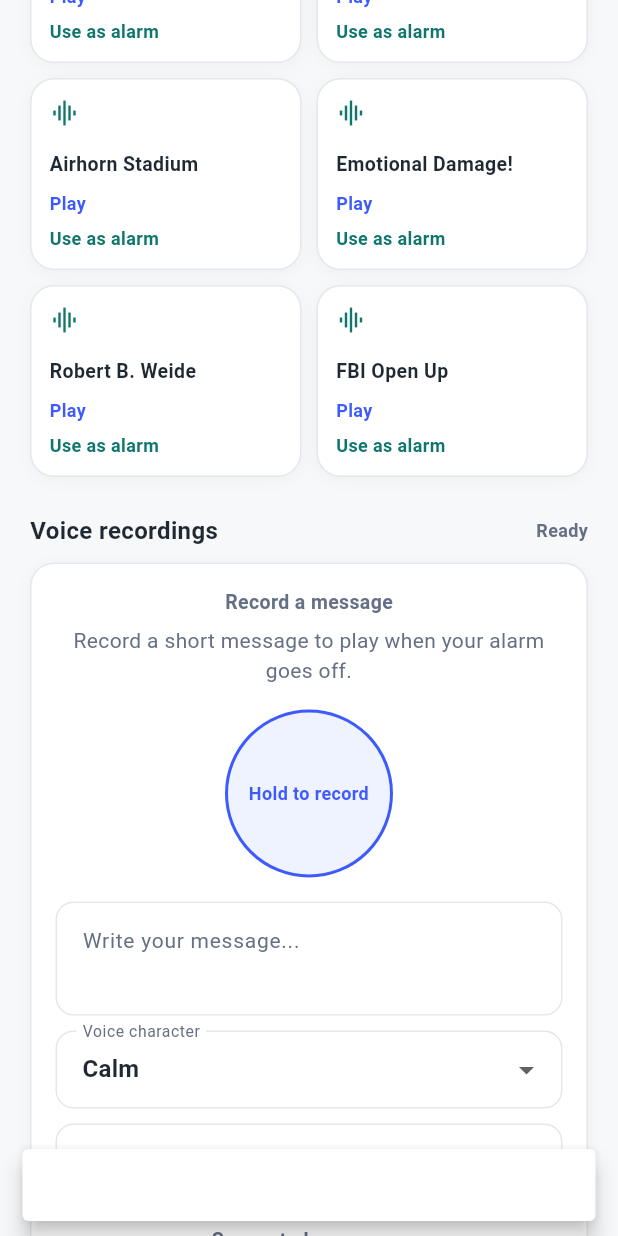
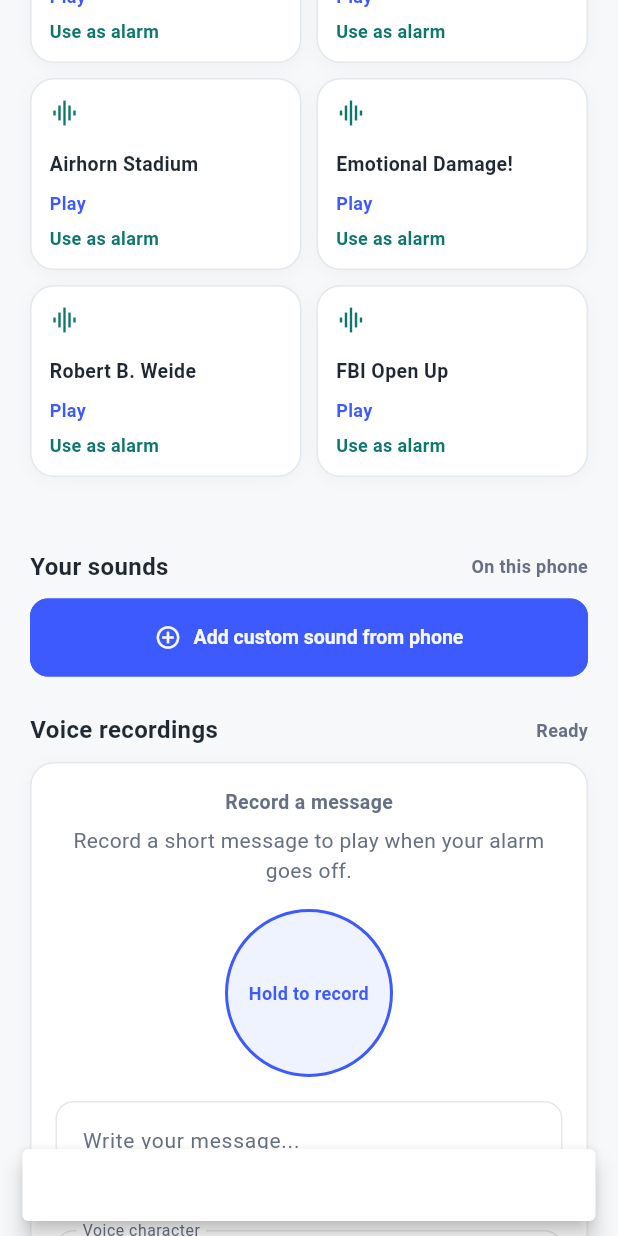
Before and after one commit to sarbneu/hypemotiv, a Flutter app: the SoundLabScreen screen opened directly, scrolled down 576 dp, after a tap on "Play", on a phone screen of 412 x 824 dp. Run offline on Flutter 3.47's test engine with Material 3 defaults, Android fonts, the phone set to English and light mode, and no system bars; our stand-ins replace audioplayers, file_picker, flutter_local_notifications, hive_flutter, image_picker, shared_preferences and 1 more; missing offline and left inert: dart:js_interop, record; accounts and stored records are empty; network calls fail.

Commit message:
feat: easy custom sound picker and phone-ready APK build script

```diff
--- a/lib/screens/arena_screen.dart
+++ b/lib/screens/arena_screen.dart
@@ -7,6 +7,7 @@ import 'package:flutter/material.dart';
 import 'package:image_picker/image_picker.dart';
 import 'package:shared_preferences/shared_preferences.dart';
 import 'package:hypemotiv/services/audio_service.dart';
+import 'package:hypemotiv/services/custom_sound_service.dart';
 import 'package:hypemotiv/services/hype_api.dart';
 import 'package:hypemotiv/services/notification_service.dart';
 import 'package:hypemotiv/services/proof_service.dart';
@@ -497,6 +498,30 @@ class _ProtocolDialogState extends State<_ProtocolDialog> {
   );
   int _soundIndex = 0;
   int _voiceIndex = 0;
+  List<Map<String, String>> _soundOptions =
+      List<Map<String, String>>.from(kAlarmSounds);
+
+  @override
+  void initState() {
+    super.initState();
+    _loadCustomOptions();
+  }
+
+  Future<void> _loadCustomOptions() async {
+    final List<CustomSound> custom = await CustomSoundService().list();
+    if (!mounted) return;
+    setState(() {
+      _soundOptions = <Map<String, String>>[
+        ...kAlarmSounds,
+        ...custom.map(
+          (CustomSound sound) => <String, String>{
+            'name': sound.name,
+            'url': sound.path,
+          },
+        ),
+      ];
+    });
+  }
 
   @override
   void dispose() {
@@ -544,10 +569,10 @@ class _ProtocolDialogState extends State<_ProtocolDialog> {
                   initialValue: _soundIndex,
                   decoration: const InputDecoration(labelText: 'Alarm sound'),
                   items: <DropdownMenuItem<int>>[
-                    for (int i = 0; i < kAlarmSounds.length; i++)
+                    for (int i = 0; i < _soundOptions.length; i++)
                       DropdownMenuItem<int>(
                         value: i,
-                        child: Text(kAlarmSounds[i]['name'] ?? 'Sound'),
+                        child: Text(_soundOptions[i]['name'] ?? 'Sound'),
                       ),
                   ],
                   onChanged: (int? value) {
@@ -560,7 +585,7 @@ class _ProtocolDialogState extends State<_ProtocolDialog> {
                 icon: const Icon(Icons.play_arrow),
                 onPressed: () {
                   AudioService().play(
-                    kAlarmSounds[_soundIndex]['url'] ?? AudioService.fallbackSoundUrl,
+                    _soundOptions[_soundIndex]['url'] ?? AudioService.fallbackSoundUrl,
                   );
                 },
               ),
@@ -615,7 +640,7 @@ class _ProtocolDialogState extends State<_ProtocolDialog> {
                     : _timeController.text.trim(),
                 title: title,
                 subtitle: _subtitleController.text.trim(),
-                soundName: kAlarmSounds[_soundIndex]['name'] ?? 'Bruh',
+                soundName: _soundOptions[_soundIndex]['name'] ?? 'Bruh',
                 voice: TTSService.characters[_voiceIndex],
               ),
             );
--- a/lib/screens/sound_lab_screen.dart
+++ b/lib/screens/sound_lab_screen.dart
@@ -7,6 +7,7 @@ import 'dart:io';
 import 'package:file_picker/file_picker.dart';
 import 'package:flutter/material.dart';
 import 'package:hypemotiv/services/audio_service.dart';
+import 'package:hypemotiv/services/custom_sound_service.dart';
 import 'package:hypemotiv/services/hype_api.dart';
 import 'package:hypemotiv/services/sound_service.dart';
 import 'package:hypemotiv/services/tts_service.dart';
@@ -80,6 +81,7 @@ class _SoundLabScreenState extends State<SoundLabScreen> {
   String _voiceCharacter = 'Calm';
 
   List<Sound> _sounds = _featuredSounds;
+  List<CustomSound> _customSounds = const <CustomSound>[];
   String? _ripUrl;
   bool _ripBusy = false;
   bool _searching = false;
@@ -92,6 +94,7 @@ class _SoundLabScreenState extends State<SoundLabScreen> {
     super.initState();
     unawaited(_tts.init());
     unawaited(_loadSounds(''));
+    unawaited(_loadCustom());
   }
 
   @override
@@ -113,6 +116,23 @@ class _SoundLabScreenState extends State<SoundLabScreen> {
         behavior: SnackBarBehavior.floating,
       ),
     );
+  }
+
+  Future<void> _loadCustom() async {
+    final List<CustomSound> sounds = await CustomSoundService().list();
+    if (!mounted) return;
+    setState(() => _customSounds = sounds);
+  }
+
+  Future<void> _addCustom() async {
+    final CustomSound? sound = await CustomSoundService().pickAndSave();
+    if (!mounted) return;
+    if (sound == null) {
+      _toast('No audio file selected');
+      return;
+    }
+    await _loadCustom();
+    _toast('${sound.name} added');
   }
 
   Future<void> _loadSounds(String query) async {
@@ -413,6 +433,52 @@ class _SoundLabScreenState extends State<SoundLabScreen> {
                   ),
                   const SizedBox(height: 24),
 
+                  const SizedBox(height: 24),
+                  const SectionLabel(
+                    'Your sounds',
+                    trailing: 'On this phone',
+                  ),
+                  const SizedBox(height: 10),
+                  NeonButton(
+                    label: 'Add custom sound from phone',
+                    icon: Icons.add_circle_outline,
+                    onPressed: _addCustom,
+                  ),
+                  if (_customSounds.isNotEmpty) ...<Widget>[
+                    const SizedBox(height: 10),
+                    ..._customSounds.map(
+                      (CustomSound sound) => CyberCard(
+                        child: Row(
+                          children: <Widget>[
+                            const Icon(Icons.audiotrack, color: Color(0xFF3D5AFE)),
+                            const SizedBox(width: 10),
+                            Expanded(
+                              child: Text(
+                                sound.name,
+                                maxLines: 1,
+                                overflow: TextOverflow.ellipsis,
+                              ),
+                            ),
+                            IconButton(
+                              tooltip: 'Play',
+                              icon: const Icon(Icons.play_arrow),
+                              onPressed: () => AudioService().play(sound.path),
+                            ),
+                            IconButton(
+                              tooltip: 'Delete',
+                              icon: const Icon(Icons.delete_outline),
+                              onPressed: () async {
+                                await CustomSoundService().delete(sound);
+                                await _loadCustom();
+                              },
+                            ),
+                          ],
+                        ),
+                      ),
+                    ),
+                  ],
+                  const SizedBox(height: 24),
+
                   // Voice recordings
                   const SectionLabel(
                     'Voice recordings',
--- a/lib/services/audio_service.dart
+++ b/lib/services/audio_service.dart
@@ -82,6 +82,9 @@ class AudioService {
           throw StateError('Audio HTTP ${response.statusCode}');
         }
         await _audioPlayer.setSourceBytes(response.bodyBytes);
+      } else if (source.startsWith('/')) {
+        // Custom sounds saved by CustomSoundService on the device.
+        await _audioPlayer.setSourceDeviceFile(source);
       } else {
         await _audioPlayer.setSourceUrl(playable);
       }
--- /dev/null
+++ b/lib/services/custom_sound_service.dart
@@ -0,0 +1,126 @@
+/// Lets the user pick an audio file from the phone and keep it in the app.
+///
+/// The file is copied into the app's documents folder, so it survives
+/// restarts and works without the backend. Uploading to the backend is
+/// optional and only adds a remote copy.
+library;
+
+import 'dart:convert';
+import 'dart:io';
+
+import 'package:file_picker/file_picker.dart';
+import 'package:hypemotiv/services/hype_api.dart';
+import 'package:path_provider/path_provider.dart';
+import 'package:shared_preferences/shared_preferences.dart';
+
+class CustomSound {
+  final String name;
+  final String path;
+  final String? remoteUrl;
+  final String addedAt;
+
+  const CustomSound({
+    required this.name,
+    required this.path,
+    this.remoteUrl,
+    required this.addedAt,
+  });
+
+  Map<String, dynamic> toJson() => <String, dynamic>{
+        'name': name,
+        'path': path,
+        'remoteUrl': remoteUrl,
+        'addedAt': addedAt,
+      };
+
+  factory CustomSound.fromJson(Map<String, dynamic> json) => CustomSound(
+        name: json['name'] as String? ?? 'Custom sound',
+        path: json['path'] as String? ?? '',
+        remoteUrl: json['remoteUrl'] as String?,
+        addedAt: json['addedAt'] as String? ?? '',
+      );
+}
+
+class CustomSoundService {
+  static final CustomSoundService _instance = CustomSoundService._internal();
+  factory CustomSoundService() => _instance;
+  CustomSoundService._internal();
+
+  static const String _key = 'hypemotiv_custom_sounds';
+
+  Future<List<CustomSound>> list() async {
+    final SharedPreferences prefs = await SharedPreferences.getInstance();
+    final List<String> stored = prefs.getStringList(_key) ?? const <String>[];
+    return stored
+        .map((String item) {
+          try {
+            return CustomSound.fromJson(
+              jsonDecode(item) as Map<String, dynamic>,
+            );
+          } catch (_) {
+            return null;
+          }
+        })
+        .whereType<CustomSound>()
+        .where((CustomSound sound) => sound.path.isNotEmpty)
+        .toList();
+  }
+
+  /// Pick a file, copy it into the app, and save its metadata.
+  /// Returns the saved sound, or null if the user cancelled.
+  Future<CustomSound?> pickAndSave() async {
+    final List<PlatformFile> picked = await FilePicker.pickFiles(
+      type: FileType.audio,
+    );
+    if (picked.isEmpty) return null;
+
+    final PlatformFile file = picked.first;
+    if (file.path == null) return null;
+
+    final Directory dir = await getApplicationDocumentsDirectory();
+    final String safeName = file.name.replaceAll(RegExp(r'[^A-Za-z0-9._-]'), '_');
+    final String fileName = 'custom_${DateTime.now().millisecondsSinceEpoch}_$safeName';
+    final File destination = File('${dir.path}/$fileName');
+    await destination.writeAsBytes(await File(file.path!).readAsBytes());
+
+    // Optional remote copy. The local copy is what makes it work offline.
+    String? remoteUrl;
+    try {
+      remoteUrl = await HypeApi().uploadFile(
+        destination,
+        userId: 'demo',
+        kind: 'audio',
+      );
+    } catch (_) {}
+
+    final CustomSound sound = CustomSound(
+      name: file.name,
+      path: destination.path,
+      remoteUrl: remoteUrl,
+      addedAt: DateTime.now().toIso8601String(),
+    );
+
+    final List<CustomSound> sounds = await list();
+    sounds.add(sound);
+    await _save(sounds);
+    return sound;
+  }
+
+  Future<void> delete(CustomSound sound) async {
+    final List<CustomSound> sounds = await list();
+    sounds.removeWhere((CustomSound item) => item.path == sound.path);
+    await _save(sounds);
+    try {
+      final File file = File(sound.path);
+      if (await file.exists()) await file.delete();
+    } catch (_) {}
+  }
+
+  Future<void> _save(List<CustomSound> sounds) async {
+    final SharedPreferences prefs = await SharedPreferences.getInstance();
+    await prefs.setStringList(
+      _key,
+      sounds.map((CustomSound sound) => jsonEncode(sound.toJson())).toList(),
+    );
+  }
+}
```
Also changed, not shown: 2 other files.
